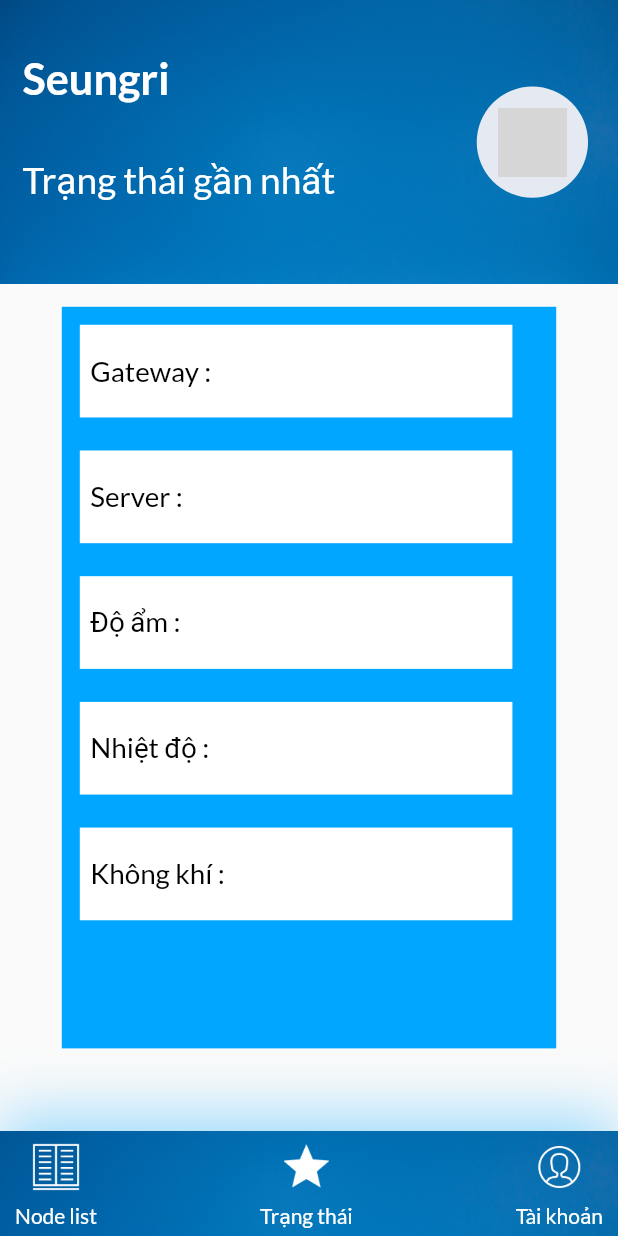
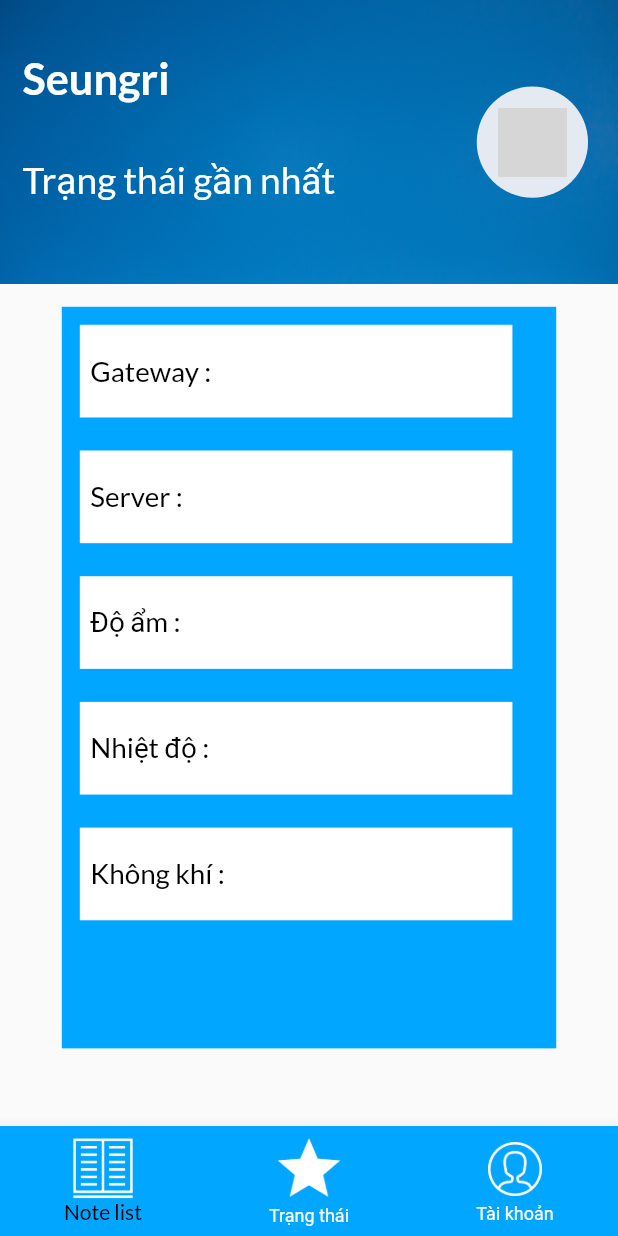
Before and after one commit to AnhNThust/Techsol_Ecopark, a Flutter app: the MainPageScreen screen opened directly, on a phone screen of 412 x 824 dp. Run offline on Flutter 3.47's test engine with Material 2 defaults, Android fonts, the light colour scheme and no system bars; grey boxes are pictures that could not be loaded.

Commit message:
Update Bottom Navigation Bar and Add Three Page (Note list, Status, Account)

```diff
--- a/lib/screens/main_page/body.dart
+++ b/lib/screens/main_page/components/body.dart
@@ -3,7 +3,7 @@ import 'package:flutter/material.dart';
 import 'package:techsol_ecopark/constants.dart';
 
 import 'my_header.dart';
-import 'templates/status_row.dart';
+import '../templates/status_row.dart';
 
 class Body extends StatelessWidget {
   @override
--- a/lib/screens/main_page/my_header.dart
+++ b/lib/screens/main_page/components/my_header.dart
@@ -1,6 +1,6 @@
 import 'package:flutter/material.dart';
 
-import '../../constants.dart';
+import '../../../constants.dart';
 
 class CurrentUser extends StatelessWidget {
   const CurrentUser({
--- a/lib/screens/main_page/main_screen.dart
+++ b/lib/screens/main_page/main_screen.dart
@@ -1,49 +1,146 @@
 import 'package:flutter/cupertino.dart';
 import 'package:flutter/material.dart';
 import 'package:techsol_ecopark/constants.dart';
+import 'package:techsol_ecopark/screens/account_page/my_account_page.dart';
+import 'package:techsol_ecopark/screens/note_list_page/my_note_list_page.dart';
+import 'package:techsol_ecopark/screens/status_page/my_status_page.dart';
 
-import 'body.dart';
-import 'templates/item_nav_bar.dart';
+import 'components/body.dart';
 
-class MainPageScreen extends StatelessWidget {
+// class MainPageScreen extends StatelessWidget {
+//   @override
+//   Widget build(BuildContext context) {
+//     return Scaffold(
+//       body: Body(),
+//       bottomNavigationBar: MyBotNavbarStful(),
+//     );
+//   }
+// }
+
+class MainPageScreen extends StatefulWidget {
+  const MainPageScreen({Key key}) : super(key: key);
+
+  @override
+  _MainPageScreenState createState() => _MainPageScreenState();
+}
+
+class _MainPageScreenState extends State<MainPageScreen> {
+  int selectedIndex = 0;
+  int count = 0;
+
   @override
   Widget build(BuildContext context) {
+    Size size = MediaQuery.of(context).size;
+
     return Scaffold(
-      body: Body(),
-      bottomNavigationBar: Container(
-        height: 70,
-        decoration: BoxDecoration(
-          image: DecorationImage(
-            image: AssetImage("assets/images/background2.jpeg"),
-            fit: BoxFit.cover,
+      body: getBody(),
+      bottomNavigationBar: BottomNavigationBar(
+        type: BottomNavigationBarType.fixed,
+        items: [
+          BottomNavigationBarItem(
+            icon: Image.asset(
+              "assets/images/Book.png",
+              width: size.width * 0.1,
+              color: Colors.white,
+            ),
+            label: "Note list",
+            backgroundColor: Colors.red,
           ),
-          boxShadow: [
-            BoxShadow(
-              offset: Offset(0, -10),
-              blurRadius: 35,
-              color: kBackgroundBtnColor.withOpacity(0.38),
+          BottomNavigationBarItem(
+            icon: Image.asset(
+              "assets/images/Star.png",
+              width: size.width * 0.1,
+              color: Colors.white,
             ),
-          ],
+            label: "Trạng thái",
+          ),
+          BottomNavigationBarItem(
+            icon: Image.asset(
+              "assets/images/Person1.png",
+              width: size.width * 0.1,
+              color: Colors.white,
+            ),
+            label: "Tài khoản",
+          ),
+        ],
+        backgroundColor: kBackgroundBtnColor,
+        onTap: onTapHandler,
+        unselectedItemColor: Colors.white,
+        selectedItemColor: Colors.black,
+        selectedLabelStyle: TextStyle(
+          fontFamily: "Lato",
         ),
-        child: Row(
-          children: [
-            ItemOfNavBar(
-              image: "assets/images/Book.png",
-              title: "Node list",
-            ),
-            Spacer(),
-            ItemOfNavBar(
-              image: "assets/images/Star.png",
-              title: "Trạng thái",
-            ),
-            Spacer(),
-            ItemOfNavBar(
-              image: "assets/images/Person1.png",
-              title: "Tài khoản",
-            ),
-          ],
-        ),
-      ), //Navigator Bar
+        currentIndex: selectedIndex,
+      ),
     );
   }
+  Widget getBody() {
+    if (selectedIndex == 0 && count == 0) {
+      count++;
+      print("count = ${count}");
+      print("selectedIndex = ${selectedIndex}");
+      return Body();
+    }
+    else if (selectedIndex == 0 && count > 0) {
+      print("count = ${count}");
+      print("selectedIndex = ${selectedIndex}");
+      return MyNotelistPage();
+    }
+    else if (selectedIndex == 1) {
+      print("selectedIndex = ${selectedIndex}");
+      return MyStatusPage();
+    }
+    print("selectedIndex = ${selectedIndex}");
+    return MyAccountPage();
+  }
+
+  void onTapHandler(int index) {
+    setState(() {
+      selectedIndex = index;
+      // count++;
+    });
+  }
 }
+
+// bottomNavigationBar: Container(
+//   height: 70,
+//   decoration: BoxDecoration(
+//     image: DecorationImage(
+//       image: AssetImage("assets/images/background2.jpeg"),
+//       fit: BoxFit.cover,
+//     ),
+//     boxShadow: [
+//       BoxShadow(
+//         offset: Offset(0, -10),
+//         blurRadius: 35,
+//         color: kBackgroundBtnColor.withOpacity(0.38),
+//       ),
+//     ],
+//   ),
+//   child: Row(
+//     children: [
+//       ItemOfNavBar(
+//         image: "assets/images/Book.png",
+//         title: "Node list",
+//         press: () {
+//           Navigator.push(
+//               context,
+//               MaterialPageRoute(
+//                 builder: (context) => MyNotelistPage(),
+//               ),
+//           );
+//         },
+//       ),
+//       Spacer(),
+//       ItemOfNavBar(
+//         image: "assets/images/Star.png",
+//         title: "Trạng thái",
+//       ),
+//       Spacer(),
+//       ItemOfNavBar(
+//         image: "assets/images/Person1.png",
+//         title: "Tài khoản",
+//       ),
+//     ],
+//   ),
+// ),
--- a/lib/screens/main_page/templates/item_nav_bar.dart
+++ b/lib/screens/main_page/templates/item_nav_bar.dart
@@ -7,11 +7,12 @@ class ItemOfNavBar extends StatelessWidget {
     Key key,
     this.image,
     this.title,
+    this.press,
   }) : super(key: key);
 
   final String image;
   final String title;
-
+  final Function press;
   @override
   Widget build(BuildContext context) {
     Size size = MediaQuery.of(context).size;
@@ -28,7 +29,7 @@ class ItemOfNavBar extends StatelessWidget {
               image,
               color: Colors.white,
             ),
-            onPressed: () {},
+            onPressed: press,
           ),
           Text(
             title,
--- a/lib/screens/new_password/accept_button.dart
+++ b/lib/screens/new_password/components/accept_button.dart
@@ -1,6 +1,6 @@
 import 'package:flutter/material.dart';
 
-import '../../constants.dart';
+import '../../../constants.dart';
 
 class AcceptButton extends StatelessWidget {
   const AcceptButton({
--- a/lib/screens/new_password/input_field.dart
+++ b/lib/screens/new_password/components/input_field.dart
@@ -1,6 +1,6 @@
 import 'package:flutter/material.dart';
 
-import '../../constants.dart';
+import '../../../constants.dart';
 
 class InputCodeVeri extends StatelessWidget {
   const InputCodeVeri({
--- a/lib/screens/new_password/new_password_page.dart
+++ b/lib/screens/new_password/new_password_page.dart
@@ -1,6 +1,6 @@
 import 'package:flutter/material.dart';
 import 'package:techsol_ecopark/constants.dart';
-import 'package:techsol_ecopark/screens/new_password/accept_button.dart';
+import 'package:techsol_ecopark/screens/new_password/components/accept_button.dart';
 import 'package:techsol_ecopark/templates/back_button_1.dart';
 
 class NewPasswordPage extends StatelessWidget {
--- a/lib/screens/new_password/verify_page.dart
+++ b/lib/screens/new_password/verify_page.dart
@@ -4,8 +4,8 @@ import 'package:techsol_ecopark/constants.dart';
 import 'package:techsol_ecopark/screens/new_password/new_password_page.dart';
 import 'package:techsol_ecopark/templates/back_button_1.dart';
 
-import 'accept_button.dart';
-import 'input_field.dart';
+import 'components/accept_button.dart';
+import 'components/input_field.dart';
 
 class VerifyPage extends StatelessWidget {
   @override
--- a/lib/screens/register/create_new _account.dart
+++ b/lib/screens/register/create_new _account.dart
@@ -1,7 +1,7 @@
 import 'package:flutter/material.dart';
 import 'package:techsol_ecopark/constants.dart';
-import 'package:techsol_ecopark/screens/new_password/accept_button.dart';
-import 'package:techsol_ecopark/screens/new_password/input_field.dart';
+import 'package:techsol_ecopark/screens/new_password/components/accept_button.dart';
+import 'package:techsol_ecopark/screens/new_password/components/input_field.dart';
 import 'package:techsol_ecopark/templates/back_button_1.dart';
 
 import 'label_in_create_account.dart';
```
Also changed, not shown: lib/screens/account_page/my_account_page.dart (added, +16 -0 lines), lib/screens/main_page/components/my_bottom_nav_bar.dart (added, +70 -0 lines), lib/screens/note_list_page/my_note_list_page.dart (added, +16 -0 lines), lib/screens/status_page/my_status_page.dart (added, +16 -0 lines).
